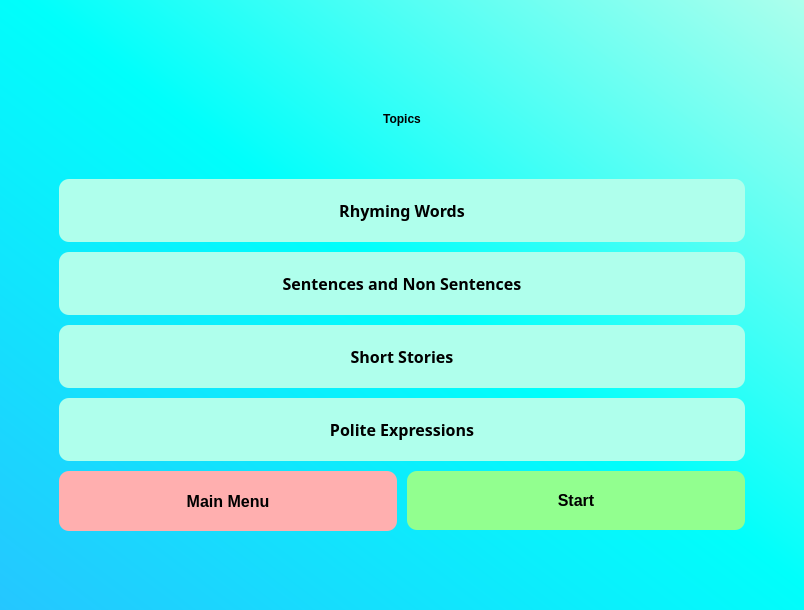
Old version of the form src/screens/topics.ui in the repository jshperalta/ai-englishTutor.
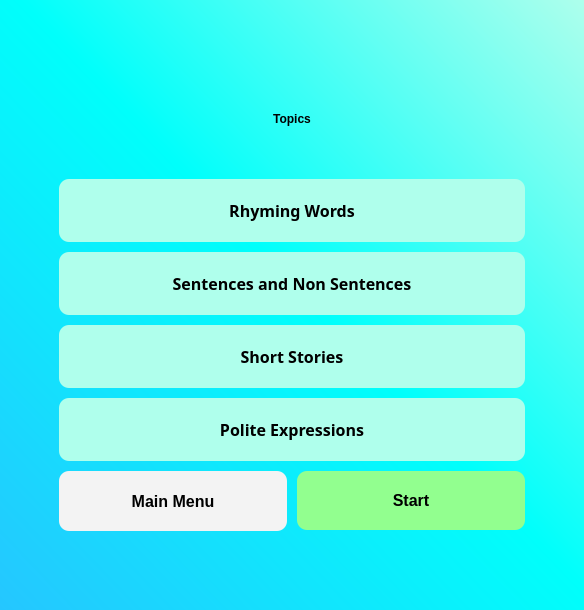
New version of the form.

```diff
--- a/src/screens/topics.ui
+++ b/src/screens/topics.ui
@@ -6,7 +6,7 @@
    <rect>
     <x>0</x>
     <y>0</y>
-    <width>804</width>
+    <width>584</width>
     <height>594</height>
    </rect>
   </property>
@@ -97,7 +97,7 @@
         <property name="font">
          <font>
           <family>Gilroy</family>
-          
+          <pointsize>-1</pointsize>
           <weight>75</weight>
           <bold>true</bold>
          </font>
@@ -136,7 +136,7 @@
         <property name="font">
          <font>
           <family>Gilroy</family>
-          
+          <pointsize>-1</pointsize>
           <weight>75</weight>
           <bold>true</bold>
          </font>
@@ -175,7 +175,7 @@
         <property name="font">
          <font>
           <family>Gilroy</family>
-          
+          <pointsize>-1</pointsize>
           <weight>75</weight>
           <bold>true</bold>
          </font>
@@ -214,7 +214,7 @@
         <property name="font">
          <font>
           <family>Gilroy</family>
-          
+          <pointsize>-1</pointsize>
           <weight>75</weight>
           <bold>true</bold>
          </font>
@@ -263,13 +263,18 @@
          <enum>Qt::NoFocus</enum>
         </property>
         <property name="styleSheet">
-         <string notr="true">background-color: #ffafaf;
+         <string notr="true">QPushButton {
+	background-color: #f3f3f3;
 	color: black; 
 	font-family: 'Gilroy';
 	font-weight: 600;
 	border-radius: 10px;
 	padding: 20px;
-</string>
+}
+
+QPushButton::hover {
+background-color:rgb(226, 226, 226);
+}</string>
         </property>
         <property name="text">
          <string>Main Menu</string>
@@ -285,13 +290,18 @@
          <enum>Qt::NoFocus</enum>
         </property>
         <property name="styleSheet">
-         <string notr="true">background-color: #92ff8f;
+         <string notr="true">QPushButton {
+	background-color: #92ff8f;
 	color: black; 
 	font-family: 'Gilroy';
 	font-weight: 600;
 	border-radius: 10px;
 	padding: 20px;
-</string>
+}
+
+QPushButton::hover {
+background-color: rgb(135, 234, 131);
+}</string>
         </property>
         <property name="text">
          <string>Start</string>
```
